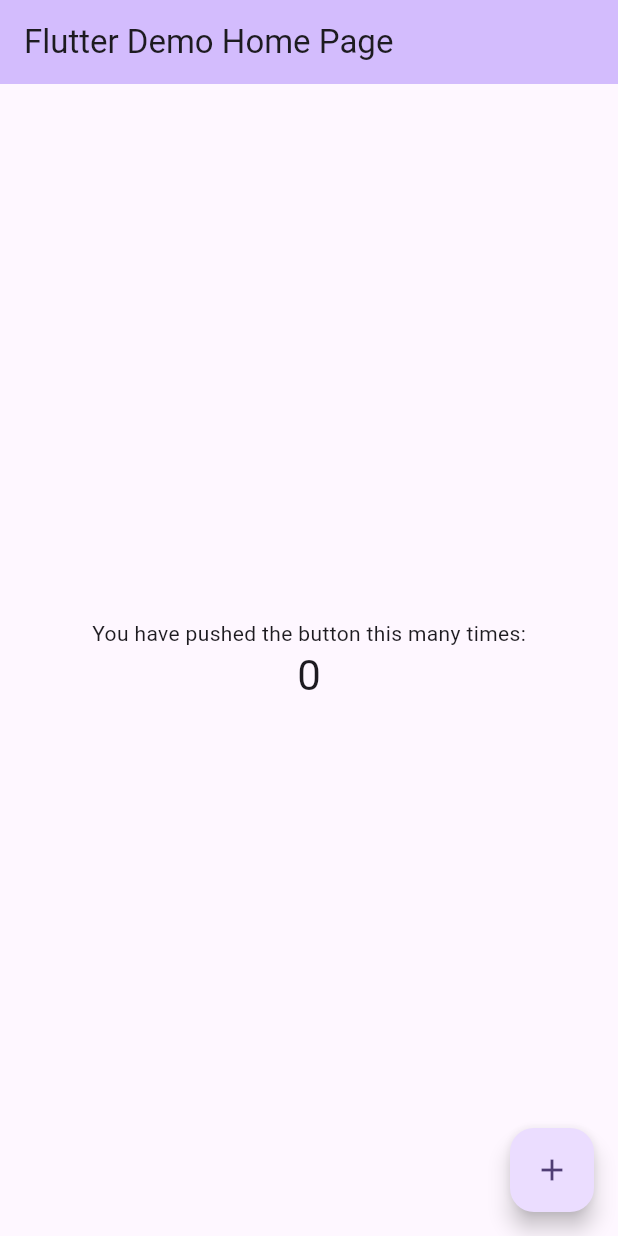
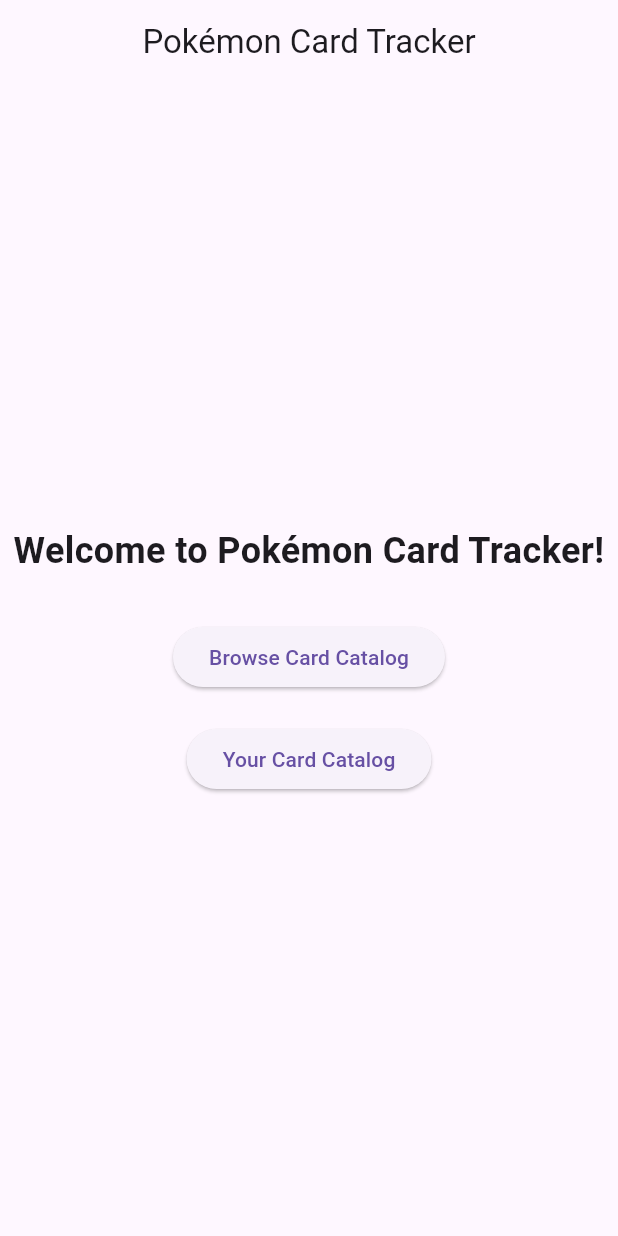
Before and after one commit to Saraphoo/TCGColletor, a Flutter app: the screen it shows after launch, on a phone screen of 412 x 824 dp. Run offline on Flutter 3.47's test engine with Material 3 defaults, Android fonts, the phone set to English and light mode, and no system bars.

Commit message:
Landing Page with buttons to Browser all cards and card catalog

```diff
--- /dev/null
+++ b/card_collector/lib/landing_page.dart
@@ -0,0 +1,45 @@
+import 'package:flutter/material.dart';
+
+class LandingPage extends StatelessWidget {
+  @override
+  Widget build(BuildContext context) {
+    return Scaffold(
+      appBar: AppBar(
+        title: Text('Pokémon Card Tracker'),
+        centerTitle: true,
+      ),
+      body: Center(
+        child: Column(
+          mainAxisAlignment: MainAxisAlignment.center,
+          children: [
+            // Title
+            Text(
+              'Welcome to Pokémon Card Tracker!',
+              style: TextStyle(
+                fontSize: 24.0,
+                fontWeight: FontWeight.bold,
+              ),
+              textAlign: TextAlign.center,
+            ),
+            SizedBox(height: 30.0),
+            // Browse Card Catalog Button
+            ElevatedButton(
+              onPressed: () {
+                Navigator.pushNamed(context, '/browse');
+              },
+              child: Text('Browse Card Catalog'),
+            ),
+            SizedBox(height: 20.0),
+            // Your Card Catalog Button
+            ElevatedButton(
+              onPressed: () {
+                Navigator.pushNamed(context, '/your_catalog');
+              },
+              child: Text('Your Card Catalog'),
+            ),
+          ],
+        ),
+      ),
+    );
+  }
+}
--- a/card_collector/lib/main.dart
+++ b/card_collector/lib/main.dart
@@ -1,125 +1,45 @@
 import 'package:flutter/material.dart';
+import 'landing_page.dart';
 
 void main() {
-  runApp(const MyApp());
+  runApp(MyApp());
 }
 
 class MyApp extends StatelessWidget {
-  const MyApp({super.key});
-
-  // This widget is the root of your application.
   @override
   Widget build(BuildContext context) {
     return MaterialApp(
-      title: 'Flutter Demo',
+      title: 'Pokémon Card Tracker',
       theme: ThemeData(
-        // This is the theme of your application.
-        //
-        // TRY THIS: Try running your application with "flutter run". You'll see
-        // the application has a purple toolbar. Then, without quitting the app,
-        // try changing the seedColor in the colorScheme below to Colors.green
-        // and then invoke "hot reload" (save your changes or press the "hot
-        // reload" button in a Flutter-supported IDE, or press "r" if you used
-        // the command line to start the app).
-        //
-        // Notice that the counter didn't reset back to zero; the application
-        // state is not lost during the reload. To reset the state, use hot
-        // restart instead.
-        //
-        // This works for code too, not just values: Most code changes can be
-        // tested with just a hot reload.
-        colorScheme: ColorScheme.fromSeed(seedColor: Colors.deepPurple),
-        useMaterial3: true,
+        primarySwatch: Colors.blue,
       ),
-      home: const MyHomePage(title: 'Flutter Demo Home Page'),
+      initialRoute: '/',
+      routes: {
+        '/': (context) => LandingPage(),
+        '/browse': (context) => PlaceholderPage('Browse Card Catalog'), // Replace with actual page
+        '/your_catalog': (context) => PlaceholderPage('Your Card Catalog'), // Replace with actual page
+      },
     );
   }
 }
 
-class MyHomePage extends StatefulWidget {
-  const MyHomePage({super.key, required this.title});
-
-  // This widget is the home page of your application. It is stateful, meaning
-  // that it has a State object (defined below) that contains fields that affect
-  // how it looks.
-
-  // This class is the configuration for the state. It holds the values (in this
-  // case the title) provided by the parent (in this case the App widget) and
-  // used by the build method of the State. Fields in a Widget subclass are
-  // always marked "final".
-
+class PlaceholderPage extends StatelessWidget {
   final String title;
 
-  @override
-  State<MyHomePage> createState() => _MyHomePageState();
-}
-
-class _MyHomePageState extends State<MyHomePage> {
-  int _counter = 0;
-
-  void _incrementCounter() {
-    setState(() {
-      // This call to setState tells the Flutter framework that something has
-      // changed in this State, which causes it to rerun the build method below
-      // so that the display can reflect the updated values. If we changed
-      // _counter without calling setState(), then the build method would not be
-      // called again, and so nothing would appear to happen.
-      _counter++;
-    });
-  }
+  PlaceholderPage(this.title);
 
   @override
   Widget build(BuildContext context) {
-    // This method is rerun every time setState is called, for instance as done
-    // by the _incrementCounter method above.
-    //
-    // The Flutter framework has been optimized to make rerunning build methods
-    // fast, so that you can just rebuild anything that needs updating rather
-    // than having to individually change instances of widgets.
     return Scaffold(
       appBar: AppBar(
-        // TRY THIS: Try changing the color here to a specific color (to
-        // Colors.amber, perhaps?) and trigger a hot reload to see the AppBar
-        // change color while the other colors stay the same.
-        backgroundColor: Theme.of(context).colorScheme.inversePrimary,
-        // Here we take the value from the MyHomePage object that was created by
-        // the App.build method, and use it to set our appbar title.
-        title: Text(widget.title),
+        title: Text(title),
       ),
       body: Center(
-        // Center is a layout widget. It takes a single child and positions it
-        // in the middle of the parent.
-        child: Column(
-          // Column is also a layout widget. It takes a list of children and
-          // arranges them vertically. By default, it sizes itself to fit its
-          // children horizontally, and tries to be as tall as its parent.
-          //
-          // Column has various properties to control how it sizes itself and
-          // how it positions its children. Here we use mainAxisAlignment to
-          // center the children vertically; the main axis here is the vertical
-          // axis because Columns are vertical (the cross axis would be
-          // horizontal).
-          //
-          // TRY THIS: Invoke "debug painting" (choose the "Toggle Debug Paint"
-          // action in the IDE, or press "p" in the console), to see the
-          // wireframe for each widget.
-          mainAxisAlignment: MainAxisAlignment.center,
-          children: <Widget>[
-            const Text(
-              'You have pushed the button this many times:',
-            ),
-            Text(
-              '$_counter',
-              style: Theme.of(context).textTheme.headlineMedium,
-            ),
-          ],
+        child: Text(
+          '$title Page - Under Construction',
+          style: TextStyle(fontSize: 18.0),
         ),
       ),
-      floatingActionButton: FloatingActionButton(
-        onPressed: _incrementCounter,
-        tooltip: 'Increment',
-        child: const Icon(Icons.add),
-      ), // This trailing comma makes auto-formatting nicer for build methods.
     );
   }
 }
```
